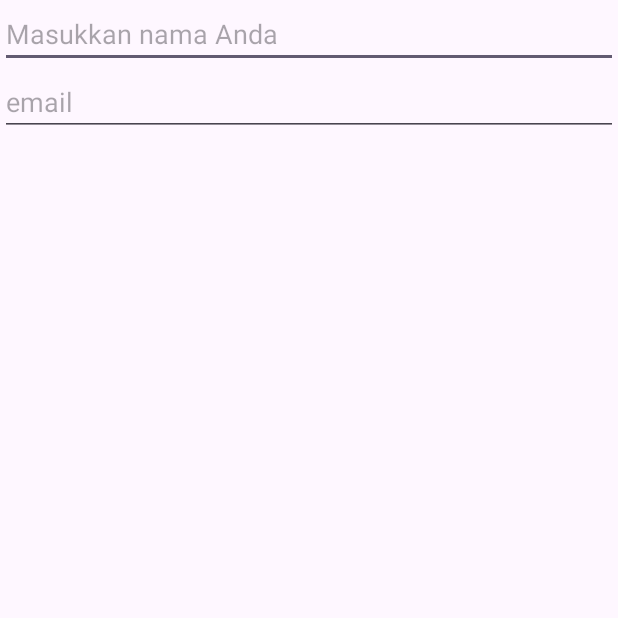
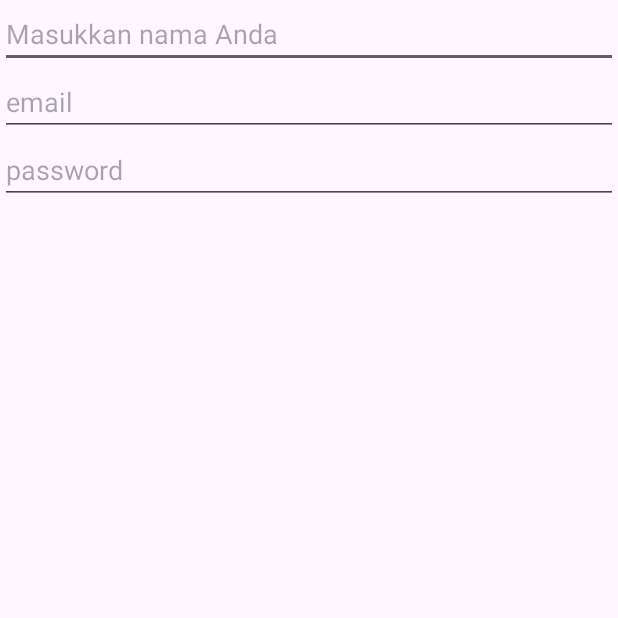
Before and after one commit to xirf/hanashi, an Android app: the screen it shows after launch (MainActivity), on a phone screen of 412 x 824 dp, the top half of it. Run offline under Robolectric (Android 15) with nearby library versions, the phone set to English and light mode, and no system bars.

Commit message:
feat: custom view

```diff
--- a/app/src/main/java/com/andka/penpal/ui/customview/EmailEditText.kt
+++ /dev/null
@@ -1,42 +0,0 @@
-package com.andka.penpal.ui.customview
-
-import android.content.Context
-import android.graphics.Canvas
-import android.text.Editable
-import android.text.TextWatcher
-import android.util.AttributeSet
-import android.util.Patterns
-import android.view.View
-import androidx.appcompat.widget.AppCompatEditText
-import com.andka.penpal.R
-
-class EmailEditText @JvmOverloads constructor(
-    context: Context, attrs: AttributeSet? = null
-) : AppCompatEditText(context, attrs) {
-
-    init {
-        addTextChangedListener(object : TextWatcher {
-            override fun beforeTextChanged(s: CharSequence, start: Int, count: Int, after: Int) {
-                // Do nothing.
-            }
-
-            override fun onTextChanged(s: CharSequence, start: Int, before: Int, count: Int) {
-                error = if (s.isNotEmpty()) {
-                    if (!Patterns.EMAIL_ADDRESS.matcher(s).matches()) {
-                        context.getString(R.string.error_invalid_email)
-                    } else null
-                } else null
-            }
-
-            override fun afterTextChanged(s: Editable) {
-                // Do nothing.
-            }
-        })
-    }
-
-    override fun onDraw(canvas: Canvas) {
-        super.onDraw(canvas)
-        isSingleLine = true
-        textAlignment = View.TEXT_ALIGNMENT_VIEW_START
-    }
-}
--- /dev/null
+++ b/app/src/main/java/com/andka/penpal/ui/customview/MatchPatternEditText.kt
@@ -0,0 +1,74 @@
+package com.andka.penpal.ui.customview
+
+import android.content.Context
+import android.graphics.Canvas
+import android.text.Editable
+import android.text.InputType
+import android.text.TextWatcher
+import android.text.method.PasswordTransformationMethod
+import android.util.AttributeSet
+import android.util.Patterns
+import android.view.View
+import androidx.appcompat.widget.AppCompatEditText
+import androidx.core.content.withStyledAttributes
+import com.andka.penpal.R
+
+class MatchPatternEditText @JvmOverloads constructor(
+    context: Context, attrs: AttributeSet? = null
+) : AppCompatEditText(context, attrs) {
+    private var regexPatterns: String = ""
+    private var type: String = ""
+
+    init {
+        context.withStyledAttributes(attrs, R.styleable.MatchPatternEditText) {
+            val inputType = getInt(R.styleable.MatchPatternEditText_android_inputType, 0)
+
+            when (inputType) {
+                InputType.TYPE_CLASS_TEXT or InputType.TYPE_TEXT_VARIATION_EMAIL_ADDRESS -> {
+                    regexPatterns = Patterns.EMAIL_ADDRESS.toString()
+                    type = "email"
+                }
+
+                InputType.TYPE_CLASS_TEXT or InputType.TYPE_TEXT_VARIATION_PASSWORD -> {
+                    regexPatterns =
+                        "^(?=.*[0-9])(?=.*[a-z])(?=.*[A-Z])(?=.*[@#$%^&+=])(?=\\S+$).{4,}$"
+                    type = "password"
+                    transformationMethod = PasswordTransformationMethod.getInstance()
+                }
+            }
+            setupListener()
+        }
+    }
+
+    private fun setupListener() {
+        addTextChangedListener(object : TextWatcher {
+            override fun beforeTextChanged(s: CharSequence, start: Int, count: Int, after: Int) {
+                // Do nothing.
+            }
+
+            override fun onTextChanged(s: CharSequence, start: Int, before: Int, count: Int) {
+                error = if (s.isNotEmpty()) {
+                    if (!checkPattern(s, regexPatterns)) {
+                        if (type == "email") context.getString(R.string.error_invalid_email)
+                        else context.getString(R.string.error_insecure_password)
+                    } else null
+                } else null
+            }
+
+            override fun afterTextChanged(s: Editable) {
+                // Do nothing.
+            }
+        })
+    }
+
+    private fun checkPattern(text: CharSequence, pattern: String): Boolean {
+        val matcher = pattern.toRegex().toPattern().matcher(text)
+        return matcher.matches()
+    }
+
+    override fun onDraw(canvas: Canvas) {
+        super.onDraw(canvas)
+        isSingleLine = true
+        textAlignment = View.TEXT_ALIGNMENT_VIEW_START
+    }
+}
--- a/app/src/main/res/layout/activity_main.xml
+++ b/app/src/main/res/layout/activity_main.xml
@@ -18,8 +18,16 @@
         app:layout_constraintStart_toStartOf="parent"
         app:layout_constraintTop_toTopOf="parent" />
 
-    <com.andka.penpal.ui.customview.EmailEditText
+    <com.andka.penpal.ui.customview.MatchPatternEditText
         android:layout_width="match_parent"
-        android:hint="email"
-        android:layout_height="wrap_content" />
+        android:layout_height="wrap_content"
+        android:inputType="textEmailAddress"
+        android:hint="email" />
+
+    <com.andka.penpal.ui.customview.MatchPatternEditText
+        android:layout_width="match_parent"
+        android:layout_height="wrap_content"
+        android:hint="password"
+        android:inputType="textPassword" />
+
 </LinearLayout>
--- /dev/null
+++ b/app/src/main/res/values/attrs.xml
@@ -0,0 +1,6 @@
+<?xml version="1.0" encoding="utf-8"?>
+<resources>
+    <declare-styleable name="MatchPatternEditText">
+        <attr name="android:inputType" />
+    </declare-styleable>
+</resources>
--- a/app/src/main/res/values/strings.xml
+++ b/app/src/main/res/values/strings.xml
@@ -1,5 +1,6 @@
 <resources>
     <string name="app_name">Pen Pal</string>
-    <string name="error_invalid_email">Hmm, Not look like an email. Try again!</string>
-    <string name="error_insecure_password">"Your Password Needs More Spice! "</string>
+    <string name="hello_blank_fragment">Hello Blank Fragment</string>
+    <string name="error_invalid_email">Ups its not an email</string>
+    <string name="error_insecure_password">Your Password Needs More Spice!</string>
 </resources>
```
